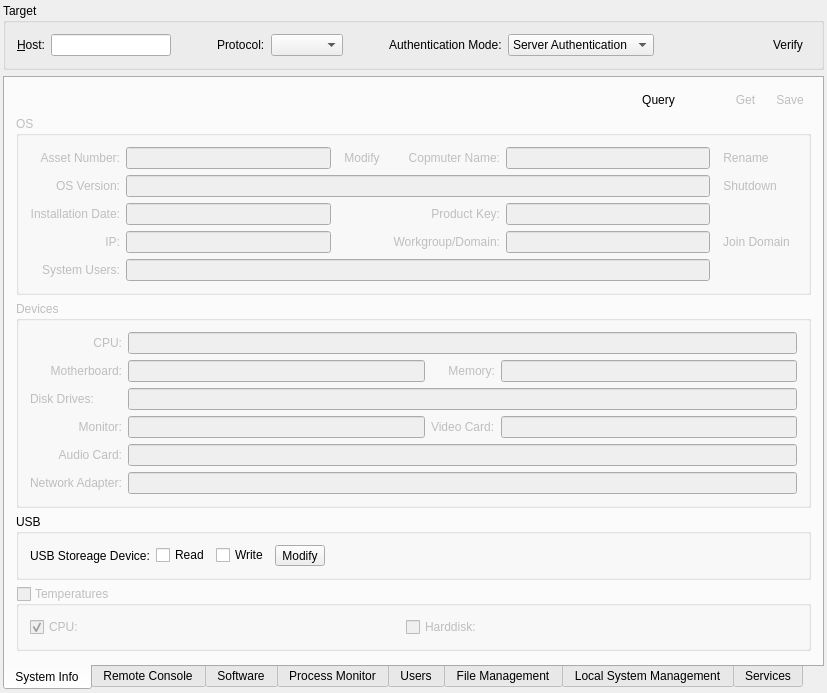
Before: the Qt Designer form src/plugins/controlcenter/systemmanagement/systemmanagementwidget.ui in ihehui/managementsystem, drawn with Qt 5.
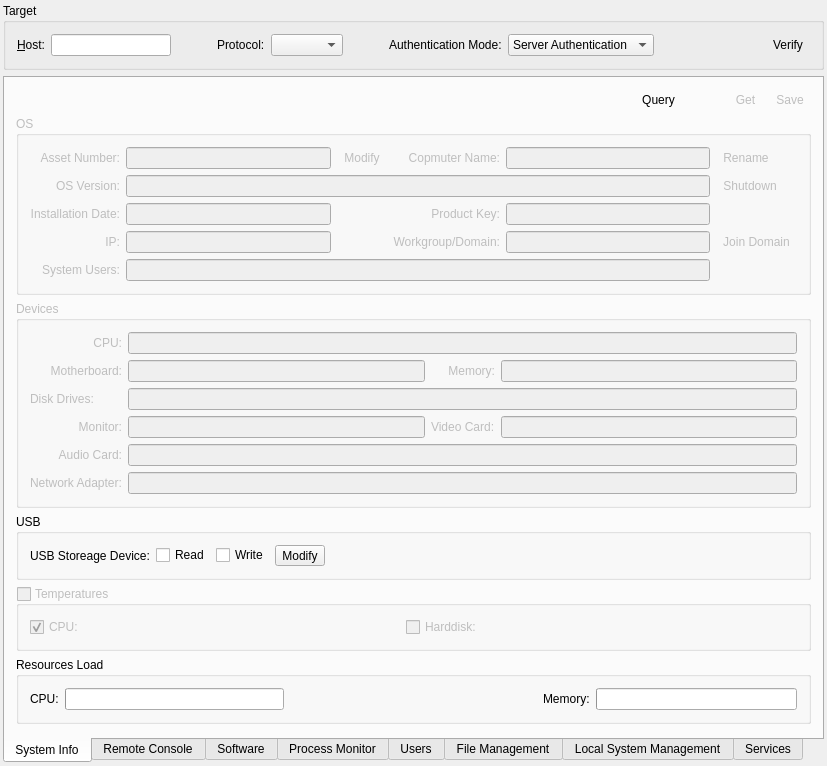
After: the same form once the commit is applied. Icons and pictures are not drawn. Custom widgets are drawn as their Qt base class.

Diff of the .ui file:
```diff
--- a/src/plugins/controlcenter/systemmanagement/systemmanagementwidget.ui
+++ b/src/plugins/controlcenter/systemmanagement/systemmanagementwidget.ui
@@ -7,7 +7,7 @@
     <x>0</x>
     <y>0</y>
     <width>827</width>
-    <height>620</height>
+    <height>670</height>
    </rect>
   </property>
   <property name="sizePolicy">
@@ -783,6 +783,56 @@
          </layout>
         </widget>
        </item>
+       <item>
+        <widget class="QGroupBox" name="groupBox">
+         <property name="title">
+          <string>Resources Load</string>
+         </property>
+         <layout class="QHBoxLayout" name="horizontalLayout_6">
+          <item>
+           <layout class="QHBoxLayout" name="horizontalLayout_4">
+            <item>
+             <widget class="QLabel" name="labelCPU">
+              <property name="text">
+               <string>CPU:</string>
+              </property>
+             </widget>
+            </item>
+            <item>
+             <widget class="QProgressBar" name="progressBarCPU"/>
+            </item>
+           </layout>
+          </item>
+          <item>
+           <spacer name="horizontalSpacer_5">
+            <property name="orientation">
+             <enum>Qt::Horizontal</enum>
+            </property>
+            <property name="sizeHint" stdset="0">
+             <size>
+              <width>40</width>
+              <height>20</height>
+             </size>
+            </property>
+           </spacer>
+          </item>
+          <item>
+           <layout class="QHBoxLayout" name="horizontalLayout_5">
+            <item>
+             <widget class="QLabel" name="labelMemory">
+              <property name="text">
+               <string>Memory:</string>
+              </property>
+             </widget>
+            </item>
+            <item>
+             <widget class="QProgressBar" name="progressBarMemory"/>
+            </item>
+           </layout>
+          </item>
+         </layout>
+        </widget>
+       </item>
        <item>
         <spacer name="verticalSpacer_2">
          <property name="orientation">
```
Left out of the diff: 2 changed lines with no effect on the pictures.
